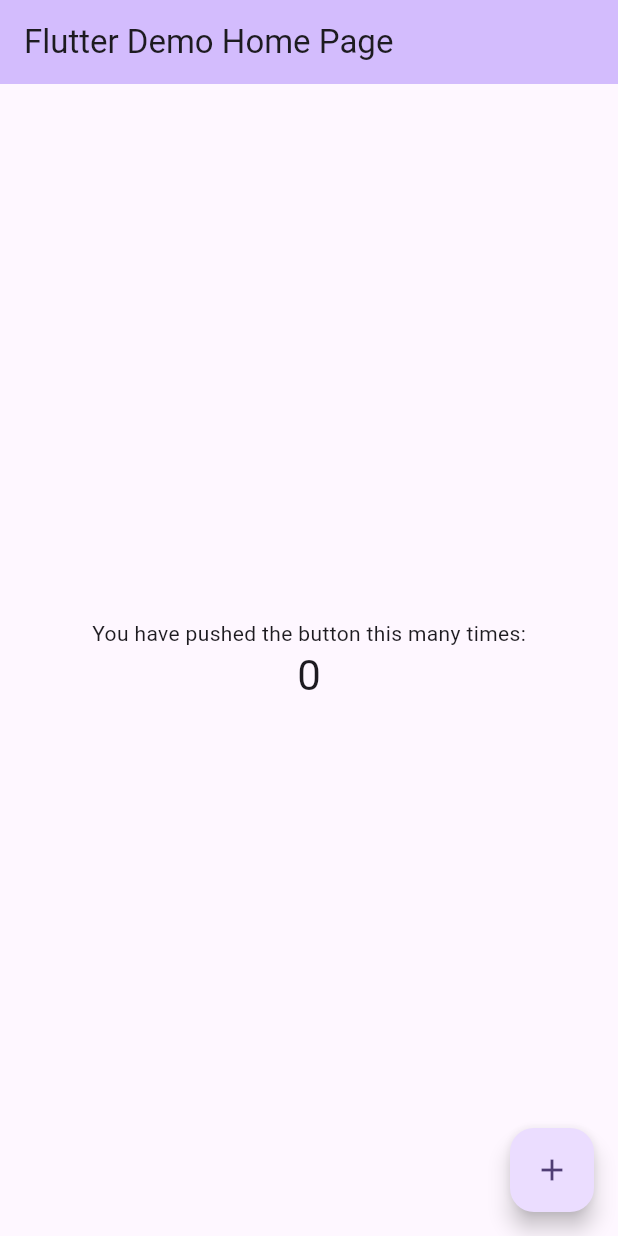
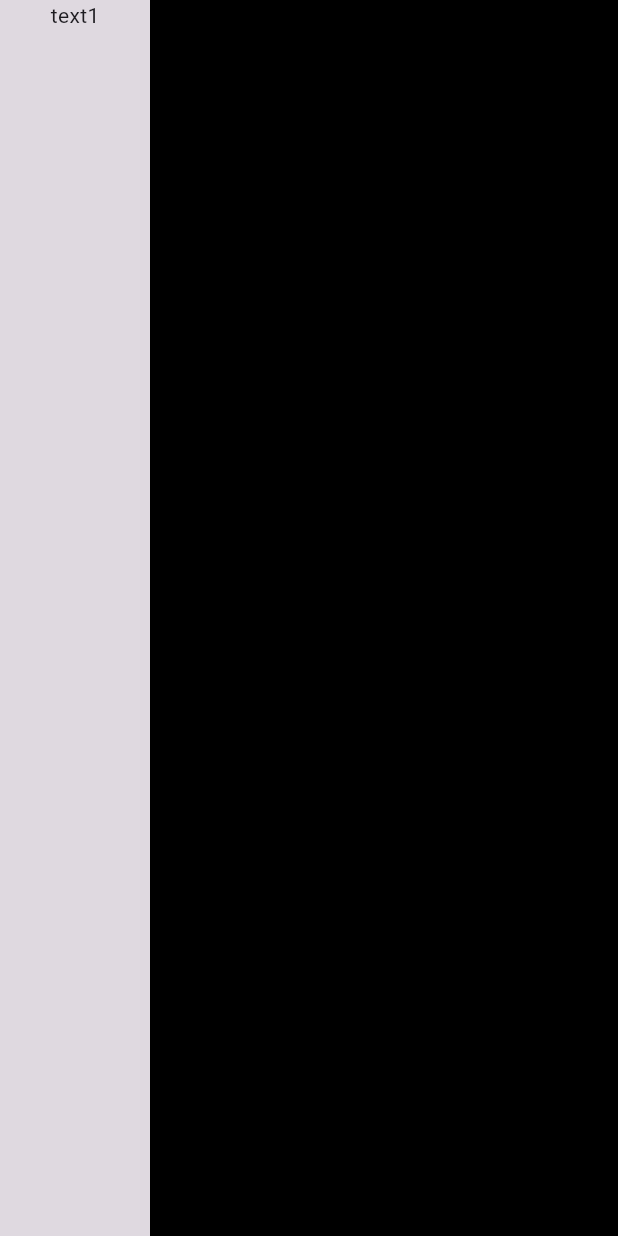
Before and after one commit to burillu/flutter-agenda-list, a Flutter app: the screen it shows after launch, on a phone screen of 412 x 824 dp. Run offline on Flutter 3.47's test engine with Material 3 defaults, Android fonts, the light colour scheme and no system bars.

Commit message:
create layout home page

```diff
--- /dev/null
+++ b/lib/app.dart
@@ -0,0 +1,15 @@
+import 'package:agenda_list/pages/home_page.dart';
+import 'package:flutter/material.dart';
+
+class App extends StatelessWidget {
+  @override
+  Widget build(BuildContext context) {
+    return MaterialApp(
+      home: Scaffold(
+        body: body(),
+      ),
+    );
+  }
+
+  Widget body() => HomePage();
+}
--- a/lib/main.dart
+++ b/lib/main.dart
@@ -1,125 +1,6 @@
+import 'package:agenda_list/app.dart';
 import 'package:flutter/material.dart';
 
 void main() {
-  runApp(const MyApp());
+  runApp(App());
 }
-
-class MyApp extends StatelessWidget {
-  const MyApp({super.key});
-
-  // This widget is the root of your application.
-  @override
-  Widget build(BuildContext context) {
-    return MaterialApp(
-      title: 'Flutter Demo',
-      theme: ThemeData(
-        // This is the theme of your application.
-        //
-        // TRY THIS: Try running your application with "flutter run". You'll see
-        // the application has a purple toolbar. Then, without quitting the app,
-        // try changing the seedColor in the colorScheme below to Colors.green
-        // and then invoke "hot reload" (save your changes or press the "hot
-        // reload" button in a Flutter-supported IDE, or press "r" if you used
-        // the command line to start the app).
-        //
-        // Notice that the counter didn't reset back to zero; the application
-        // state is not lost during the reload. To reset the state, use hot
-        // restart instead.
-        //
-        // This works for code too, not just values: Most code changes can be
-        // tested with just a hot reload.
-        colorScheme: ColorScheme.fromSeed(seedColor: Colors.deepPurple),
-        useMaterial3: true,
-      ),
-      home: const MyHomePage(title: 'Flutter Demo Home Page'),
-    );
-  }
-}
-
-class MyHomePage extends StatefulWidget {
-  const MyHomePage({super.key, required this.title});
-
-  // This widget is the home page of your application. It is stateful, meaning
-  // that it has a State object (defined below) that contains fields that affect
-  // how it looks.
-
-  // This class is the configuration for the state. It holds the values (in this
-  // case the title) provided by the parent (in this case the App widget) and
-  // used by the build method of the State. Fields in a Widget subclass are
-  // always marked "final".
-
-  final String title;
-
-  @override
-  State<MyHomePage> createState() => _MyHomePageState();
-}
-
-class _MyHomePageState extends State<MyHomePage> {
-  int _counter = 0;
-
-  void _incrementCounter() {
-    setState(() {
-      // This call to setState tells the Flutter framework that something has
-      // changed in this State, which causes it to rerun the build method below
-      // so that the display can reflect the updated values. If we changed
-      // _counter without calling setState(), then the build method would not be
-      // called again, and so nothing would appear to happen.
-      _counter++;
-    });
-  }
-
-  @override
-  Widget build(BuildContext context) {
-    // This method is rerun every time setState is called, for instance as done
-    // by the _incrementCounter method above.
-    //
-    // The Flutter framework has been optimized to make rerunning build methods
-    // fast, so that you can just rebuild anything that needs updating rather
-    // than having to individually change instances of widgets.
-    return Scaffold(
-      appBar: AppBar(
-        // TRY THIS: Try changing the color here to a specific color (to
-        // Colors.amber, perhaps?) and trigger a hot reload to see the AppBar
-        // change color while the other colors stay the same.
-        backgroundColor: Theme.of(context).colorScheme.inversePrimary,
-        // Here we take the value from the MyHomePage object that was created by
-        // the App.build method, and use it to set our appbar title.
-        title: Text(widget.title),
-      ),
-      body: Center(
-        // Center is a layout widget. It takes a single child and positions it
-        // in the middle of the parent.
-        child: Column(
-          // Column is also a layout widget. It takes a list of children and
-          // arranges them vertically. By default, it sizes itself to fit its
-          // children horizontally, and tries to be as tall as its parent.
-          //
-          // Column has various properties to control how it sizes itself and
-          // how it positions its children. Here we use mainAxisAlignment to
-          // center the children vertically; the main axis here is the vertical
-          // axis because Columns are vertical (the cross axis would be
-          // horizontal).
-          //
-          // TRY THIS: Invoke "debug painting" (choose the "Toggle Debug Paint"
-          // action in the IDE, or press "p" in the console), to see the
-          // wireframe for each widget.
-          mainAxisAlignment: MainAxisAlignment.center,
-          children: <Widget>[
-            const Text(
-              'You have pushed the button this many times:',
-            ),
-            Text(
-              '$_counter',
-              style: Theme.of(context).textTheme.headlineMedium,
-            ),
-          ],
-        ),
-      ),
-      floatingActionButton: FloatingActionButton(
-        onPressed: _incrementCounter,
-        tooltip: 'Increment',
-        child: const Icon(Icons.add),
-      ), // This trailing comma makes auto-formatting nicer for build methods.
-    );
-  }
-}
--- /dev/null
+++ b/lib/pages/home_page.dart
@@ -0,0 +1,14 @@
+import 'package:agenda_list/pages/partials/home_page_sidebar.dart';
+import 'package:flutter/material.dart';
+
+class HomePage extends StatelessWidget {
+  @override
+  Widget build(BuildContext context) {
+    return Row(
+      children: [
+        HomePageSidebar(),
+        Expanded(child: Container(width: 100, color: Colors.black))
+      ],
+    );
+  }
+}
--- /dev/null
+++ b/lib/pages/partials/home_page_sidebar.dart
@@ -0,0 +1,16 @@
+import 'package:flutter/material.dart';
+
+class HomePageSidebar extends StatelessWidget {
+  @override
+  Widget build(BuildContext context) {
+    return Container(
+      width: 100,
+      color: Colors.black12,
+      child: Column(
+        children: [
+          Text("text1"),
+        ],
+      ),
+    );
+  }
+}
```
